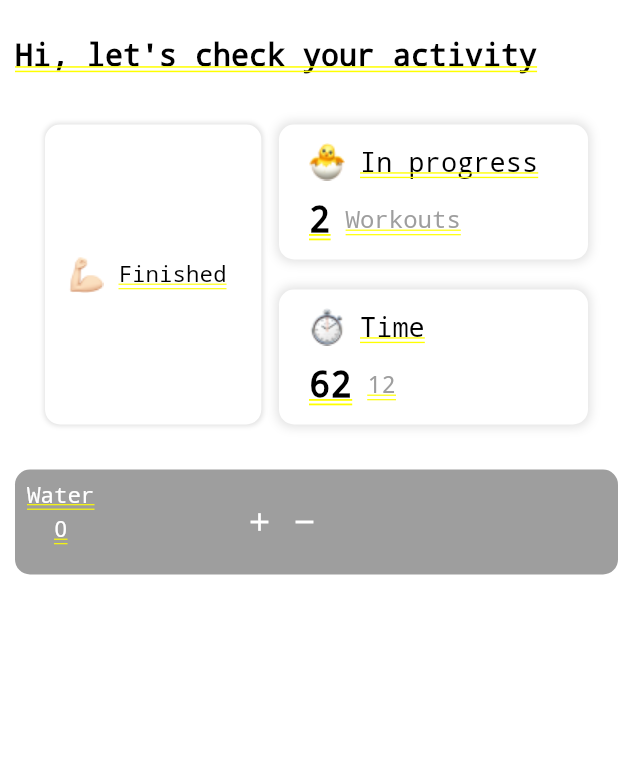
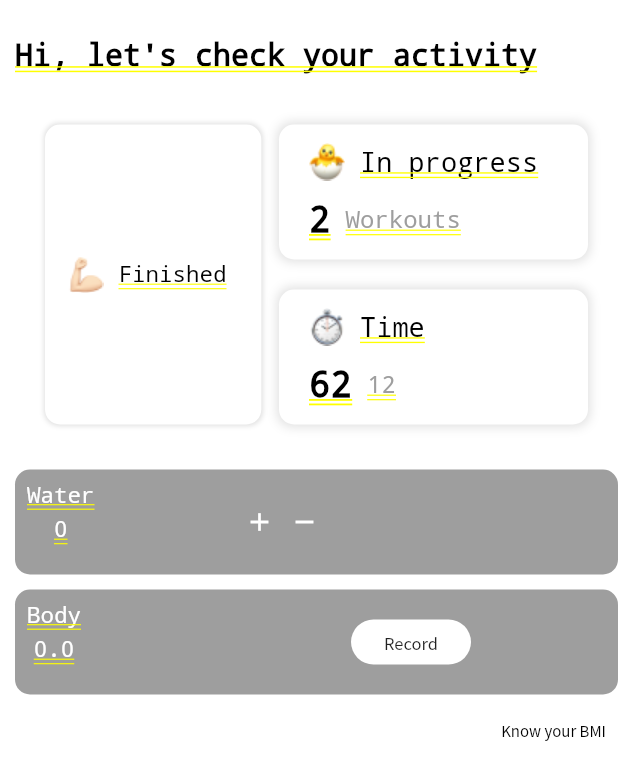
Before and after one commit to mobisa-012/analytics_page, a Flutter app: the screen it shows after launch, on a phone screen of 412 x 824 dp. Shown: the top 780 px of the screen. Run offline on Flutter 3.47's test engine with Material 2 defaults, Android fonts, the light colour scheme and no system bars.

Commit message:
analytics page

```diff
--- a/analytics_page2/lib/analytics_page.dart
+++ b/analytics_page2/lib/analytics_page.dart
@@ -1,4 +1,5 @@
 import 'package:analytics_page2/pathconstants.dart';
+import 'package:analytics_page2/record_page.dart';
 import 'package:analytics_page2/textconstants.dart';
 import 'package:flutter/material.dart';
 
@@ -35,6 +36,7 @@ class _AnalyticsPageState extends State<AnalyticsPage> {
             height: 30,
           ),
           _createMetrics(context),
+          _knowYourBMI(),
         ],
       ),
     );
@@ -59,6 +61,8 @@ class _AnalyticsPageState extends State<AnalyticsPage> {
 
   Widget _createMetrics(BuildContext context) {
     int water = 0;
+    int weight = 0;
+    double height = 0;
 
     void incrementCounter() {
       setState(() {
@@ -71,6 +75,7 @@ class _AnalyticsPageState extends State<AnalyticsPage> {
         water--;
       });
     }
+
     return Column(crossAxisAlignment: CrossAxisAlignment.stretch, children: [
       Container(
         padding: const EdgeInsets.all(8),
@@ -90,41 +95,130 @@ class _AnalyticsPageState extends State<AnalyticsPage> {
                     color: Colors.white,
                   ),
                 ),
-                const SizedBox(height: 5,),
+                const SizedBox(
+                  height: 5,
+                ),
                 Text(
                   '$water',
                   style: const TextStyle(
                       fontSize: 15,
                       color: Colors.white,
-                    fontWeight: FontWeight.w200
-                  ),
+                      fontWeight: FontWeight.w200),
                 )
               ],
             ),
-            const SizedBox(width: 100,),
+            const SizedBox(
+              width: 100,
+            ),
             Material(
               color: Colors.transparent,
               child: InkWell(
                 borderRadius: BorderRadius.circular(30),
                 onTap: incrementCounter,
-                child: const Icon(Icons.add,
-                size: 20, color: Colors.white,),
+                child: const Icon(
+                  Icons.add,
+                  size: 20,
+                  color: Colors.white,
                 ),
               ),
-            const SizedBox(width: 10,),
+            ),
+            const SizedBox(
+              width: 10,
+            ),
             Material(
               color: Colors.transparent,
               child: InkWell(
                 borderRadius: BorderRadius.circular(30),
                 onTap: decrementCounter,
-                child: const Icon(Icons.remove,
-                size: 20, color: Colors.white,),
+                child: const Icon(
+                  Icons.remove,
+                  size: 20,
+                  color: Colors.white,
+                ),
               ),
             )
           ],
         ),
       ),
+      const SizedBox(
+        height: 10,
+      ),
+      Container(
+        padding: const EdgeInsets.all(8),
+        width: 300,
+        height: 70,
+        decoration: BoxDecoration(
+            borderRadius: BorderRadius.circular(10), color: Colors.black38),
+        child: Row(
+          children: [
+            Column(
+              children: [
+                const Text(
+                  TextConstants.body,
+                  style: TextStyle(
+                    fontSize: 15,
+                    fontWeight: FontWeight.w400,
+                    color: Colors.white,
+                  ),
+                ),
+                const SizedBox(
+                  height: 5,
+                ),
+                Text(
+                  '$height',
+                  style: const TextStyle(
+                      fontSize: 15,
+                      color: Colors.white,
+                      fontWeight: FontWeight.w200),
+                )
+              ],
+            ),
+            const SizedBox(
+              width: 180,
+            ),
+            Container(
+              width: 80,
+              height: 30,
+              decoration: BoxDecoration(
+                  color: Colors.white, borderRadius: BorderRadius.circular(15)),
+              child: Material(
+                color: Colors.transparent,
+                child: InkWell(
+                  borderRadius: BorderRadius.circular(10),
+                  child: const Center(
+                    child: Text(
+                      TextConstants.record,
+                      style:
+                          TextStyle(fontSize: 11, fontWeight: FontWeight.w200),
+                    ),
+                  ),
+                  onTap: () {
+                    Navigator.of(context).push(
+                        MaterialPageRoute(builder: (_) => const RecordPage()));
+                  },
+                ),
+              ),
+            ),
+          ],
+        ),
+      ),
     ]);
+  }
+
+  Widget _knowYourBMI() {
+    return Row(
+      mainAxisAlignment: MainAxisAlignment.end,
+      children: [
+        TextButton(
+          onPressed: () {},
+          child: const Text(
+            TextConstants.knowYorBMI,
+            style: TextStyle(
+                fontSize: 10, fontWeight: FontWeight.w500, color: Colors.black),
+          ),
+        )
+      ],
+    );
   }
 }
 
--- /dev/null
+++ b/analytics_page2/lib/record_page.dart
@@ -0,0 +1,16 @@
+import 'package:flutter/src/widgets/container.dart';
+import 'package:flutter/src/widgets/framework.dart';
+
+class RecordPage extends StatefulWidget {
+  const RecordPage({super.key});
+
+  @override
+  State<RecordPage> createState() => _RecordPageState();
+}
+
+class _RecordPageState extends State<RecordPage> {
+  @override
+  Widget build(BuildContext context) {
+    return Container();
+  }
+}
--- a/analytics_page2/lib/textconstants.dart
+++ b/analytics_page2/lib/textconstants.dart
@@ -8,4 +8,6 @@ class TextConstants {
   static const String weight = 'Weight';
   static const String knowYorBMI = 'Know your BMI';
   static const String water = 'Water';
+  static const String body = 'Body';
+  static const String record = 'Record';
 }
```
Lines whose indentation alone changed are shown as unchanged.
